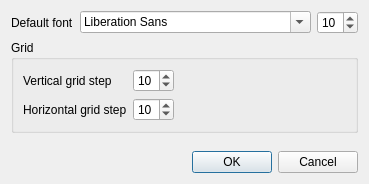
Qt form src/lrsettingdialog.ui (fralx/LimeReport) before a commit.
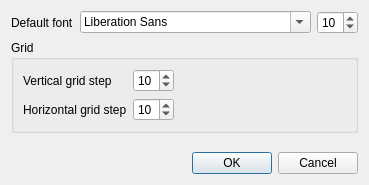
The same form after that commit.

What changed in the file:
```diff
--- a/src/lrsettingdialog.ui
+++ b/src/lrsettingdialog.ui
@@ -6,8 +6,8 @@
    <rect>
     <x>0</x>
     <y>0</y>
-    <width>298</width>
-    <height>184</height>
+    <width>351</width>
+    <height>185</height>
    </rect>
   </property>
   <property name="windowTitle">
```
Left out of the diff: 8 changed lines with no effect on the pictures.
